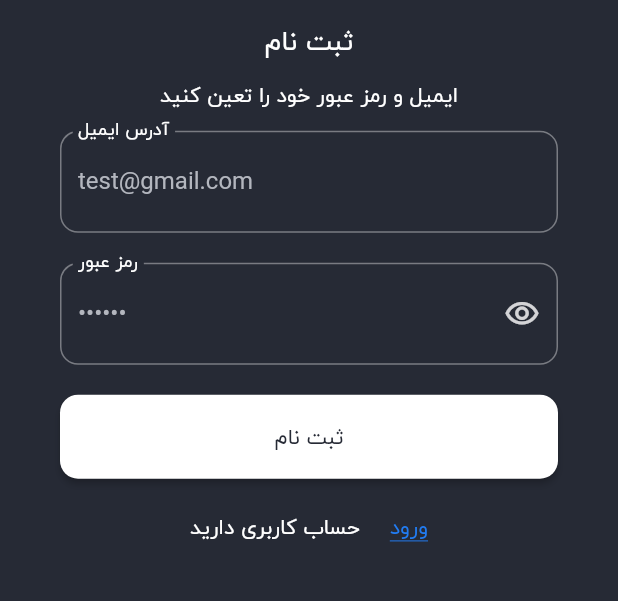
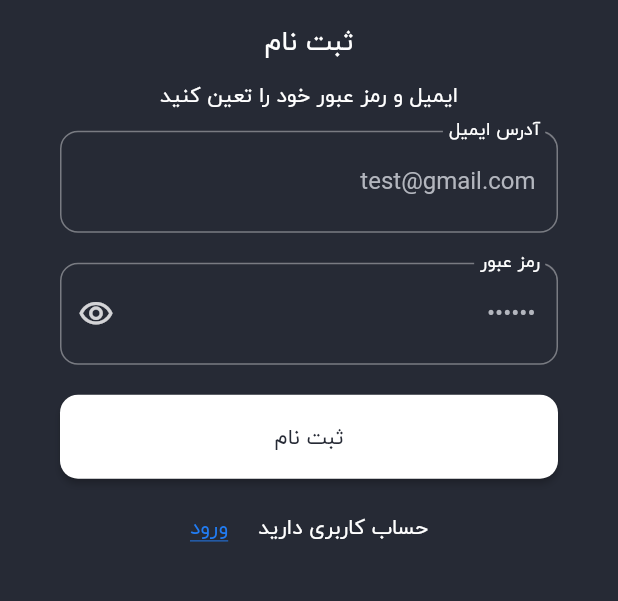
Before and after one commit to alirezashahabb/nik, a Flutter app: the AuthScreens screen opened directly, after a tap on "حساب کاربری ندارید", on a phone screen of 412 x 824 dp, the part 372-973 px from its top. Run offline on Flutter 3.47's test engine with Material 2 defaults, Android fonts, the phone set to English and light mode, and no system bars; our stand-ins replace bloc, cached_network_image, dio, equatable, flutter_bloc, shared_preferences and 1 more; accounts and stored records are empty; network calls fail.

Commit message:
complet AuthScreens

```diff
--- a/lib/main.dart
+++ b/lib/main.dart
@@ -1,7 +1,7 @@
 import 'package:flutter/material.dart';
 import 'package:nikeshop/data/repositroy/auth_repositroy.dart';
 import 'package:nikeshop/data/repositroy/comemnt_repositroy.dart';
-import 'package:nikeshop/screens/Auth/Auth_screen.dart';
+import 'package:nikeshop/screens/root.dart';
 import 'package:nikeshop/theme.dart';
 
 void main() {
@@ -51,7 +51,7 @@ class MyApp extends StatelessWidget {
               onSecondary: Colors.white)),
       home: const Directionality(
         textDirection: TextDirection.rtl,
-        child: AuthScreens(),
+        child: RootScreens(),
       ),
     );
   }
--- a/lib/screens/Auth/Auth_screen.dart
+++ b/lib/screens/Auth/Auth_screen.dart
@@ -1,5 +1,7 @@
 import 'package:flutter/material.dart';
+import 'package:flutter_bloc/flutter_bloc.dart';
 import 'package:nikeshop/data/repositroy/auth_repositroy.dart';
+import 'package:nikeshop/screens/Auth/bloc/auth_bloc.dart';
 
 class AuthScreens extends StatefulWidget {
   const AuthScreens({super.key});
@@ -14,13 +16,19 @@ class _AuthScreensState extends State<AuthScreens> {
 
   final TextEditingController passwordController =
       TextEditingController(text: '123456');
-  bool isLogin = true;
+
   @override
   Widget build(BuildContext context) {
     final ThemeData themeData = Theme.of(context);
     const Color onbackground = Colors.white;
-    return Theme(
+    return Directionality(
+      textDirection: TextDirection.rtl,
+      child: Theme(
         data: themeData.copyWith(
+          snackBarTheme: SnackBarThemeData(
+            backgroundColor: themeData.colorScheme.primary,
+            contentTextStyle: const TextStyle(fontFamily: 'Iran'),
+          ),
           elevatedButtonTheme: ElevatedButtonThemeData(
             style: ButtonStyle(
               shape: MaterialStatePropertyAll(
@@ -50,9 +58,33 @@ class _AuthScreensState extends State<AuthScreens> {
         ),
         child: Scaffold(
           backgroundColor: themeData.colorScheme.secondary,
-        body: Padding(
+          body: BlocProvider<AuthBloc>(
+            create: (context) {
+              final authBloc = AuthBloc(authRepositroy);
+              authBloc.stream.forEach((state) {
+                if (state is AuthSuccses) {
+                  Navigator.of(context).pop();
+                } else if (state is AuthError) {
+                  ScaffoldMessenger.of(context).showSnackBar(
+                    SnackBar(
+                      content: Text(state.exption.message),
+                    ),
+                  );
+                }
+              });
+              authBloc.add(AuthStartedEvent());
+              return authBloc;
+            },
+            child: Padding(
               padding: const EdgeInsets.only(left: 40, right: 40),
-          child: Column(
+              child: BlocBuilder<AuthBloc, AuthState>(
+                buildWhen: (previous, current) {
+                  return current is AuthLoading ||
+                      current is AuthInitial ||
+                      current is AuthError;
+                },
+                builder: (context, state) {
+                  return Column(
                     mainAxisAlignment: MainAxisAlignment.center,
                     crossAxisAlignment: CrossAxisAlignment.center,
                     children: [
@@ -65,7 +97,7 @@ class _AuthScreensState extends State<AuthScreens> {
                         height: 12,
                       ),
                       Text(
-                isLogin ? 'خوش امدید' : 'ثبت نام',
+                        state.isLoginMode ? 'خوش امدید' : 'ثبت نام',
                         style: const TextStyle(
                           color: onbackground,
                           fontSize: 18,
@@ -75,7 +107,7 @@ class _AuthScreensState extends State<AuthScreens> {
                         height: 8,
                       ),
                       Text(
-                isLogin
+                        state.isLoginMode
                             ? 'لطفا وارد حساب کاربری خود شوید'
                             : 'ایمیل و رمز عبور خود را تعین کنید',
                         style: const TextStyle(
@@ -101,26 +133,29 @@ class _AuthScreensState extends State<AuthScreens> {
                       ),
                       ElevatedButton(
                         onPressed: () {
-                  authRepositroy.login(
-                      userNameController.text, passwordController.text);
-                  // authRepositroy.refreshToken();
+                          BlocProvider.of<AuthBloc>(context).add(
+                              AuthBottomIsClickedEvent(userNameController.text,
+                                  passwordController.text));
                         },
-                child: Text(isLogin ? 'ورود ' : 'ثبت نام'),
+                        child: state is AuthLoading
+                            ? const CircularProgressIndicator()
+                            : Text(state.isLoginMode ? 'ورود ' : 'ثبت نام'),
                       ),
                       const SizedBox(
                         height: 20,
                       ),
                       GestureDetector(
                         onTap: () {
-                  setState(() {
-                    isLogin = !isLogin;
-                  });
+                          BlocProvider.of<AuthBloc>(context)
+                              .add(AuthChangedClickedEvnet());
                         },
                         child: Row(
                           mainAxisAlignment: MainAxisAlignment.center,
                           children: [
                             Text(
-                      isLogin ? 'حساب کاربری ندارید' : 'حساب کاربری دارید',
+                              state.isLoginMode
+                                  ? 'حساب کاربری ندارید'
+                                  : 'حساب کاربری دارید',
                               style: const TextStyle(
                                 color: onbackground,
                               ),
@@ -129,7 +164,7 @@ class _AuthScreensState extends State<AuthScreens> {
                               width: 20,
                             ),
                             Text(
-                      isLogin ? 'ثبت نام' : 'ورود',
+                              state.isLoginMode ? 'ثبت نام' : 'ورود',
                               style: TextStyle(
                                 color: themeData.colorScheme.primary,
                                 decoration: TextDecoration.underline,
@@ -139,6 +174,10 @@ class _AuthScreensState extends State<AuthScreens> {
                         ),
                       )
                     ],
+                  );
+                },
+              ),
+            ),
           ),
         ),
       ),
--- /dev/null
+++ b/lib/screens/Auth/bloc/auth_bloc.dart
@@ -0,0 +1,45 @@
+import 'package:bloc/bloc.dart';
+import 'package:equatable/equatable.dart';
+import 'package:nikeshop/data/repositroy/auth_repositroy.dart';
+import 'package:nikeshop/utils/exaption.dart';
+
+part 'auth_event.dart';
+part 'auth_state.dart';
+
+class AuthBloc extends Bloc<AuthEvent, AuthState> {
+  final IAuthRepositry repositry;
+  bool isLoginMode;
+  AuthBloc(this.repositry, {this.isLoginMode = true})
+      : super(AuthInitial(isLoginMode)) {
+    on<AuthEvent>(
+      (event, emit) async {
+        try {
+          if (event is AuthBottomIsClickedEvent) {
+            emit(AuthLoading(isLoginMode));
+            if (isLoginMode) {
+              await repositry.login(event.usrName, event.password);
+              emit(AuthSuccses(isLoginMode));
+
+              emit(AuthSuccses(isLoginMode));
+            } else {
+              await repositry.signUp(event.usrName, event.password);
+              emit(AuthSuccses(isLoginMode));
+            }
+          } else if (event is AuthChangedClickedEvnet) {
+            isLoginMode = !isLoginMode;
+            emit(
+              AuthInitial(isLoginMode),
+            );
+          }
+        } catch (e) {
+          emit(
+            AuthError(
+              isLoginMode,
+              AppExption(),
+            ),
+          );
+        }
+      },
+    );
+  }
+}
--- /dev/null
+++ b/lib/screens/Auth/bloc/auth_event.dart
@@ -0,0 +1,19 @@
+part of 'auth_bloc.dart';
+
+sealed class AuthEvent extends Equatable {
+  const AuthEvent();
+
+  @override
+  List<Object> get props => [];
+}
+
+class AuthStartedEvent extends AuthEvent {}
+
+class AuthBottomIsClickedEvent extends AuthEvent {
+  final String usrName;
+  final String password;
+
+  const AuthBottomIsClickedEvent(this.usrName, this.password);
+}
+
+class AuthChangedClickedEvnet extends AuthEvent {}
--- /dev/null
+++ b/lib/screens/Auth/bloc/auth_state.dart
@@ -0,0 +1,26 @@
+part of 'auth_bloc.dart';
+
+sealed class AuthState extends Equatable {
+  final bool isLoginMode;
+  const AuthState(this.isLoginMode);
+
+  @override
+  List<Object> get props => [isLoginMode];
+}
+
+final class AuthInitial extends AuthState {
+  const AuthInitial(super.isLoginMode);
+}
+
+class AuthError extends AuthState {
+  final AppExption exption;
+  const AuthError(super.isLoginMode, this.exption);
+}
+
+class AuthSuccses extends AuthState {
+  const AuthSuccses(super.isLoginMode);
+}
+
+class AuthLoading extends AuthState {
+  const AuthLoading(super.isLoginMode);
+}
```
Also changed, not shown: lib/data/repositroy/auth_repositroy.dart (+14 -7 lines), lib/screens/cart/cart_screnn.dart (+39 -3 lines). Lines whose indentation alone changed are shown as unchanged.
